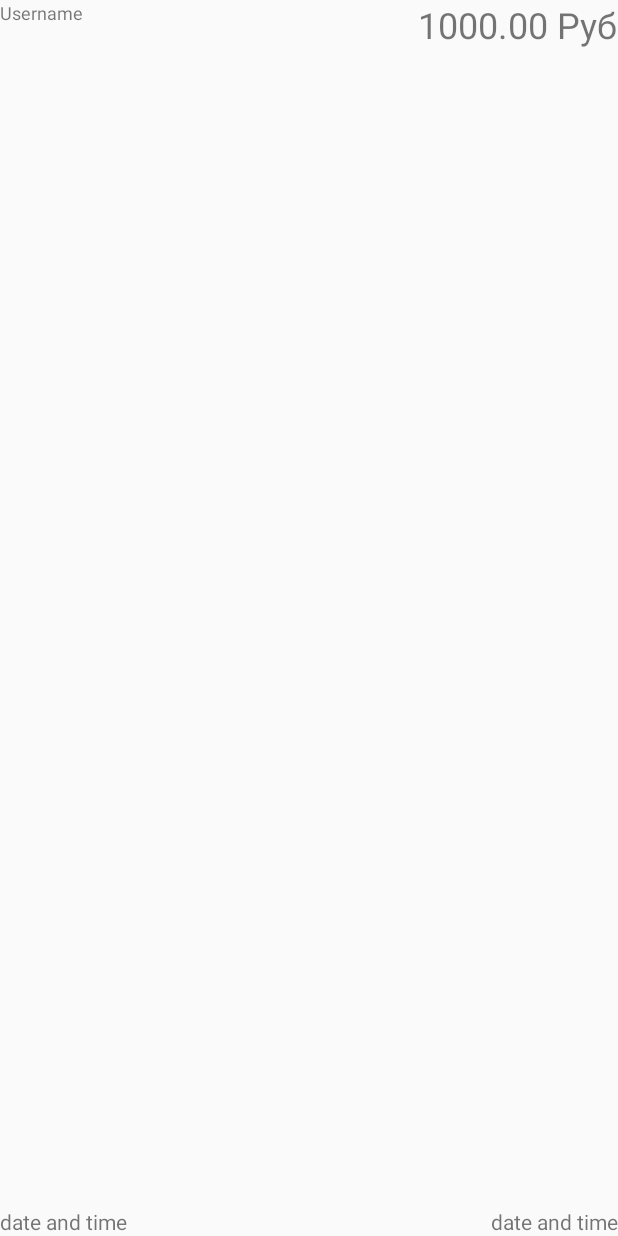
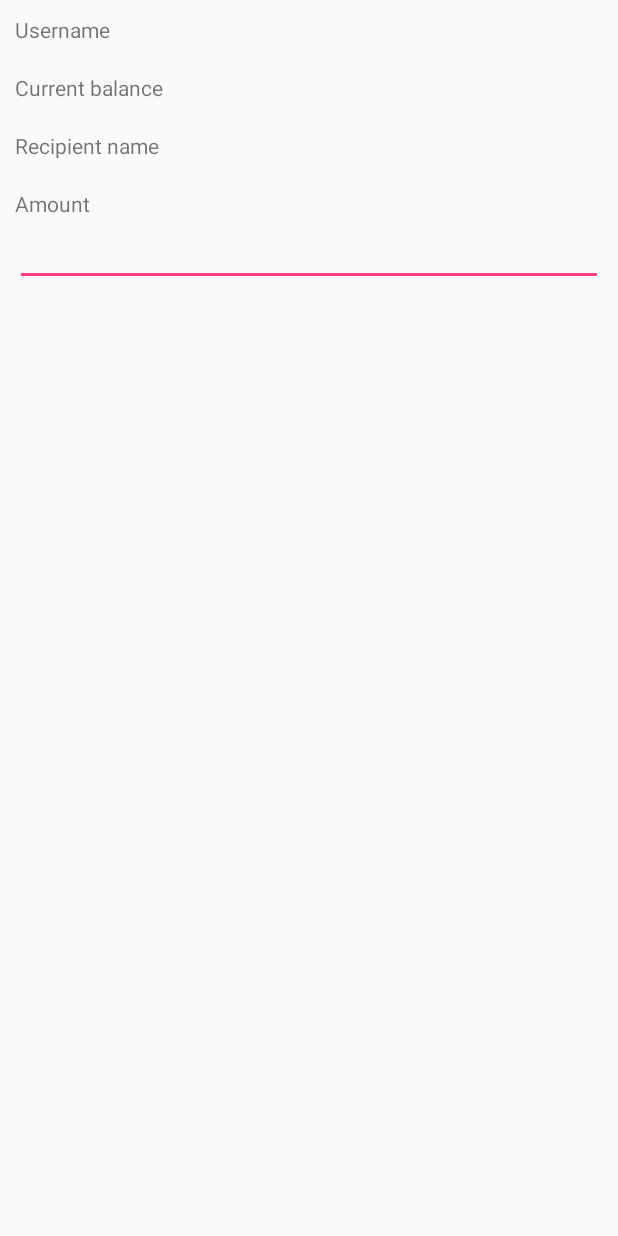
Before and after one commit to Sergius0K/pw, an Android app: the layout dialog_transaction_action.xml on its own in the app's theme, with its tools: preview values and no code run, on a phone screen of 412 x 824 dp. Run offline under Robolectric (Android 15) with nearby library versions, the phone set to English and light mode, and no system bars.

```diff
--- a/app/src/main/AndroidManifest.xml
+++ b/app/src/main/AndroidManifest.xml
@@ -11,7 +11,7 @@
         android:roundIcon="@mipmap/ic_launcher_round"
         android:supportsRtl="true"
         android:theme="@style/AppTheme">
-        <activity android:name=".ui.activities.StartActivity"/>
+        <activity android:name=".ui.activities.StartActivity" />
         <activity android:name=".ui.activities.MainActivity">
             <intent-filter>
                 <action android:name="android.intent.action.MAIN" />
@@ -19,6 +19,7 @@
                 <category android:name="android.intent.category.LAUNCHER" />
             </intent-filter>
         </activity>
+        <activity android:name=".ui.activities.TransactionActivity"></activity>
     </application>
 
 </manifest>
--- a/app/src/main/res/layout/dialog_transaction_action.xml
+++ b/app/src/main/res/layout/dialog_transaction_action.xml
@@ -2,108 +2,57 @@
 <LinearLayout xmlns:android="http://schemas.android.com/apk/res/android"
     android:layout_width="match_parent"
     android:layout_height="match_parent"
-    android:gravity="right"
+    android:padding="@dimen/dialog_padding"
     android:orientation="vertical">
-
-    <RelativeLayout
-        android:layout_width="wrap_content"
-        android:layout_height="wrap_content">
 
         <TextView
             android:id="@+id/account_username_hint"
             android:layout_width="wrap_content"
             android:layout_height="wrap_content"
-            android:layout_alignParentLeft="true"
-            android:layout_alignParentTop="true"
-            android:text="Username"
-            android:textSize="12sp" />
+            android:text="@string/username" />
 
         <TextView
             android:id="@+id/account_username"
             android:layout_width="wrap_content"
             android:layout_height="wrap_content"
-            android:layout_alignParentBottom="true"
-            android:layout_alignParentLeft="true"
-            android:layout_below="@id/username_main"
-            android:text="date and time"
-            android:textSize="14sp" />
+            android:textStyle="bold"/>
 
         <TextView
             android:id="@+id/account_amount_hint"
             android:layout_width="wrap_content"
             android:layout_height="wrap_content"
-            android:layout_alignParentRight="true"
-            android:layout_alignParentTop="true"
-            android:text="1000.00 Руб"
-            android:textSize="24sp" />
+            android:text="@string/dialog_transaction_current_balance"/>
 
         <TextView
             android:id="@+id/account_amount"
             android:layout_width="wrap_content"
             android:layout_height="wrap_content"
-            android:layout_alignParentBottom="true"
-            android:layout_alignParentRight="true"
-            android:layout_below="@id/transaction_amount"
-            android:text="date and time"
-            android:textSize="14sp" />
-    </RelativeLayout>
-
-    <RelativeLayout
-        android:layout_width="wrap_content"
-        android:layout_height="wrap_content">
+            android:textStyle="bold"/>
 
         <TextView
             android:id="@+id/recipient_name_hint"
             android:layout_width="wrap_content"
             android:layout_height="wrap_content"
-            android:layout_alignParentLeft="true"
-            android:layout_alignParentTop="true"
-            android:text="Username"
-            android:textSize="12sp" />
+            android:text="@string/dialog_transaction_recipient_name" />
 
         <TextView
             android:id="@+id/recipient_name"
             android:layout_width="wrap_content"
             android:layout_height="wrap_content"
-            android:layout_alignParentBottom="true"
-            android:layout_alignParentLeft="true"
-            android:layout_below="@id/username_main"
-            android:text="date and time"
-            android:textSize="14sp" />
+            android:textStyle="bold"/>
 
         <TextView
             android:id="@+id/recipient_amount_hint"
             android:layout_width="wrap_content"
             android:layout_height="wrap_content"
-            android:layout_alignParentRight="true"
-            android:layout_alignParentTop="true"
-            android:text="1000.00 Руб"
-            android:textSize="24sp" />
+            android:text="@string/dialog_transaction_amount"/>
 
         <EditText
             android:id="@+id/recipient_amount"
-            android:layout_width="wrap_content"
+            android:layout_width="match_parent"
             android:layout_height="wrap_content"
             android:layout_alignParentBottom="true"
             android:layout_alignParentRight="true"
             android:layout_below="@id/transaction_amount"
-            android:textSize="14sp" />
-    </RelativeLayout>
-
-    <LinearLayout
-        android:layout_width="wrap_content"
-        android:layout_height="wrap_content">
-
-        <Button
-            android:id="@+id/ok_button"
-            android:layout_width="wrap_content"
-            android:layout_height="wrap_content"
-            android:text="@string/ok" />
-
-        <Button
-            android:id="@+id/cancel_button"
-            android:layout_width="wrap_content"
-            android:layout_height="wrap_content"
-            android:text="@string/cancel" />
-    </LinearLayout>
+            android:inputType="numberDecimal" />
 </LinearLayout>
--- a/app/src/main/res/layout/fragment_users.xml
+++ b/app/src/main/res/layout/fragment_users.xml
@@ -5,11 +5,12 @@
     tools:context="work.test.sergii.pwwallet.ui.fragments.UsersFragment"
     android:orientation="vertical">
 
-    <AutoCompleteTextView
+    <EditText
+        android:id="@+id/recipient_name_filter"
         android:layout_width="match_parent"
         android:layout_height="wrap_content"
         android:hint="@string/dialog_transaction_recipient_name"
-        android:textSize="14sp"/>
+        android:textSize="16sp"/>
 
     <LinearLayout
         android:layout_width="match_parent"
--- a/app/src/main/res/values/dimen.xml
+++ b/app/src/main/res/values/dimen.xml
@@ -5,4 +5,5 @@
     <dimen name="title_margin">20dp</dimen>
 
     <dimen name="user_info_margin">10dp</dimen>
+    <dimen name="dialog_padding">10dp</dimen>
 </resources>
--- a/app/src/main/res/values/strings.xml
+++ b/app/src/main/res/values/strings.xml
@@ -30,4 +30,6 @@
     <string name="error">Error: %s</string>
     <string name="password_do_not_match">Your password and confirmation password do not match</string>
 
+    <string name="too_much">Cant transfer more than you have on your balance.</string>
+
 </resources>
```
Also changed, not shown: app/src/main/java/work/test/sergii/pwwallet/MainController.java (+13 -6 lines), app/src/main/java/work/test/sergii/pwwallet/ui/activities/TransactionActivity.java (added, +15 -0 lines), app/src/main/java/work/test/sergii/pwwallet/ui/adapters/TransactionsAdapter.java (+9 -2 lines), app/src/main/java/work/test/sergii/pwwallet/ui/fragments/HistoryFragment.java (+27 -53 lines), app/src/main/java/work/test/sergii/pwwallet/ui/fragments/UsersFragment.java (+87 -19 lines), app/src/main/java/work/test/sergii/pwwallet/utils/JsonUtil.java (+71 -1 lines), app/src/main/java/work/test/sergii/pwwallet/utils/TransactionUtil.java (added, +120 -0 lines), app/src/main/res/layout/activity_transaction.xml (added, +9 -0 lines).
